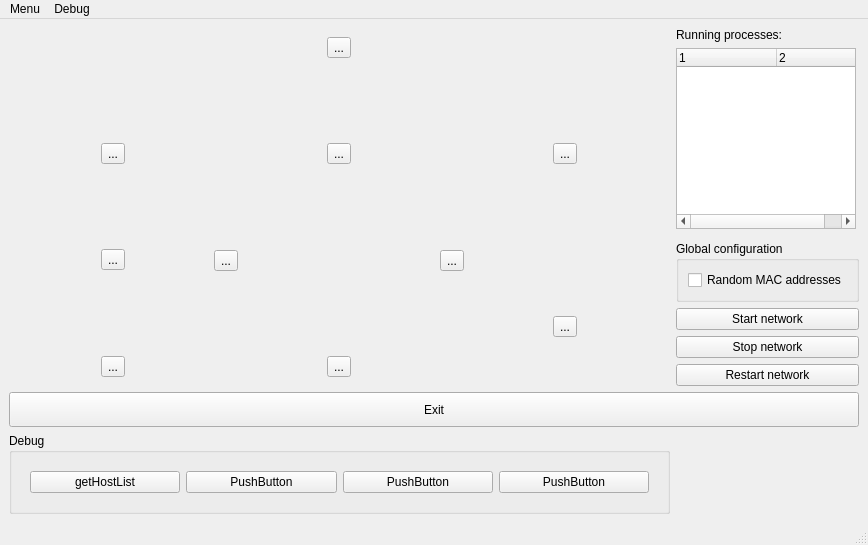
The window that topo.ui (koppd/mt) describes before a commit, drawn with Qt 5.
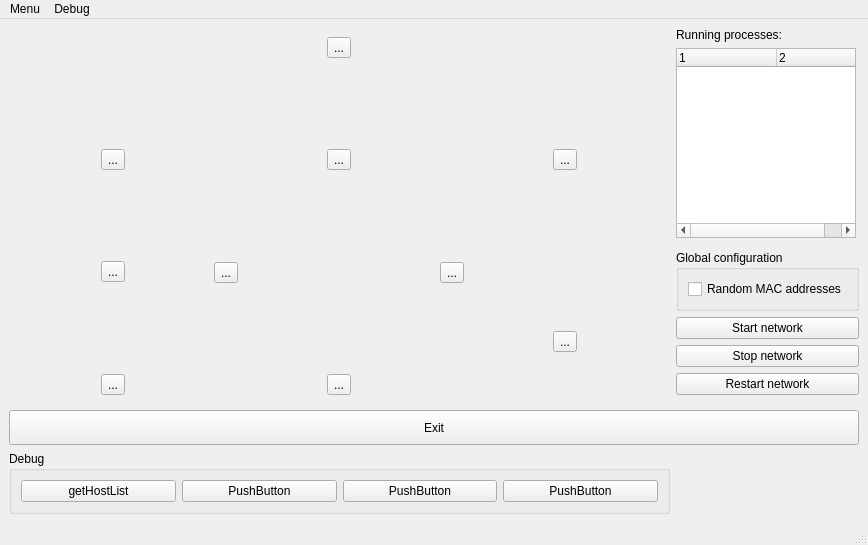
The same window after the commit. Icons and pictures are not drawn.

```diff
--- a/topo.ui
+++ b/topo.ui
@@ -307,10 +307,7 @@
       <property name="title">
        <string>Debug</string>
       </property>
-      <layout class="QGridLayout" name="gridLayout_3">
-       <item row="0" column="0">
-        <widget class="QWidget" name="widget" native="true">
-         <layout class="QHBoxLayout" name="horizontalLayout">
+      <layout class="QHBoxLayout" name="horizontalLayout_2">
           <item>
            <widget class="QPushButton" name="debug1">
             <property name="text">
@@ -337,9 +334,6 @@
             <property name="text">
              <string>PushButton</string>
             </property>
-           </widget>
-          </item>
-         </layout>
         </widget>
        </item>
       </layout>
```
Lines whose indentation alone changed are shown as unchanged.
